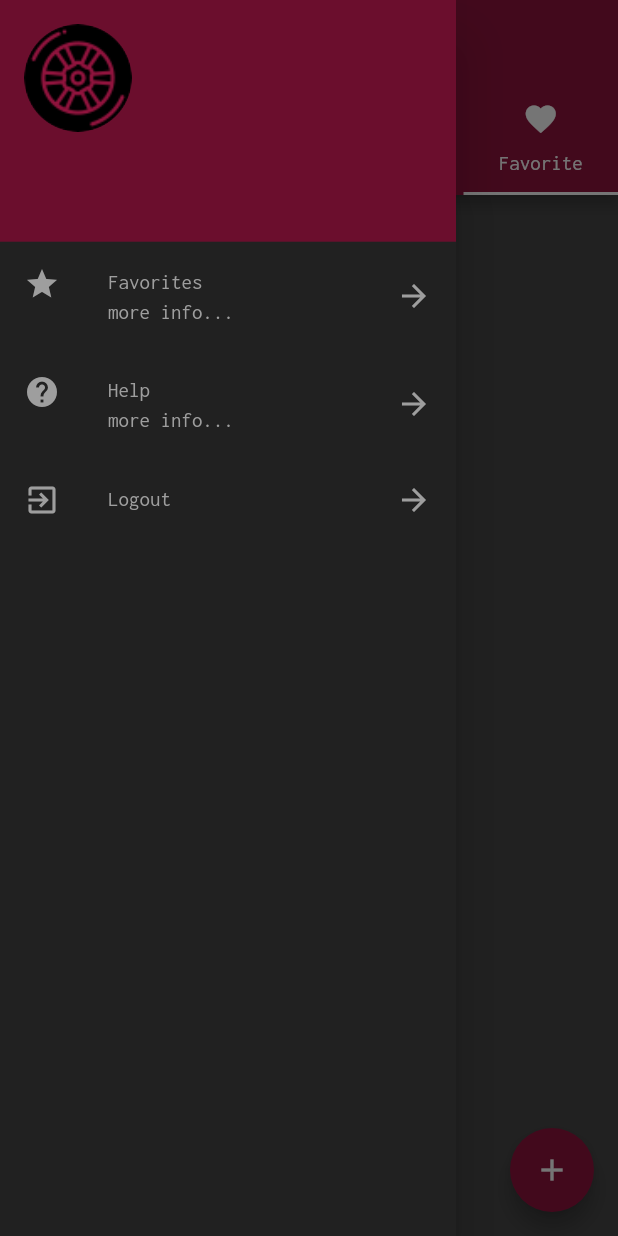
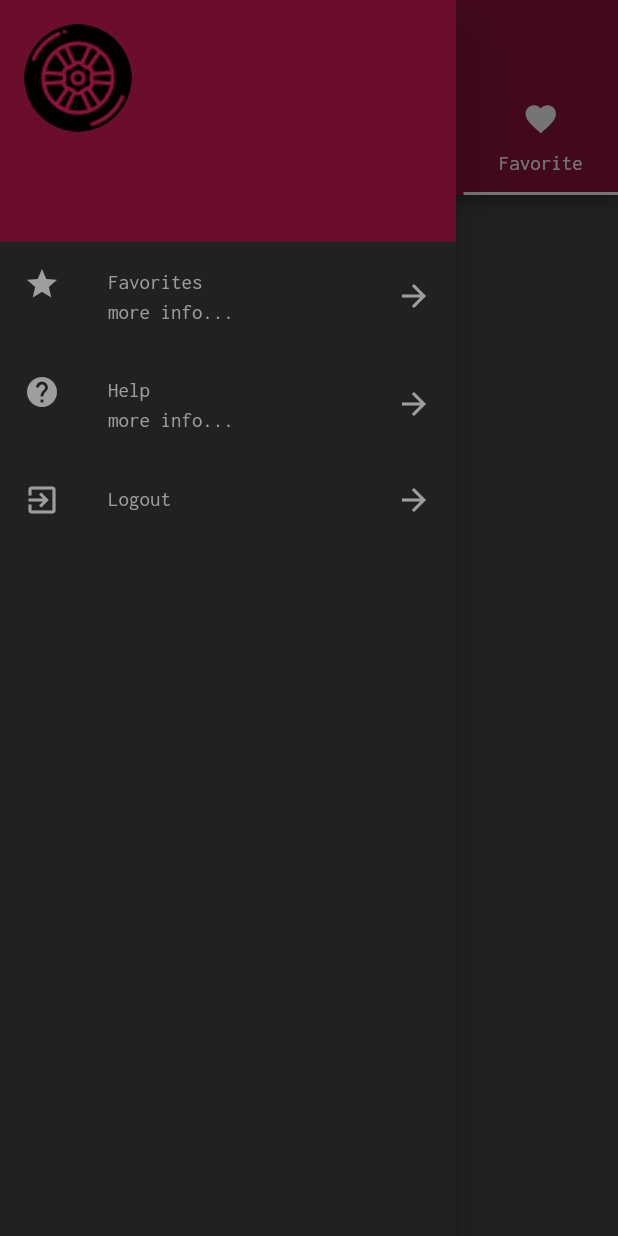
Before and after one commit to Cantinho/flutter-cars, a Flutter app: the HomePage screen opened directly, tab 4 chosen, with the side drawer open, on a phone screen of 412 x 824 dp. Run offline on Flutter 3.47's test engine with Material 2 defaults, Android fonts, the phone set to English and light mode, and no system bars; our stand-ins replace cached_network_image, connectivity, flutter_svg, shared_preferences, sqflite; accounts and stored records are empty.

Commit message:
hide add car button to non-admin users

```diff
--- a/flutter_cars/lib/app/pages/home/home_page.dart
+++ b/flutter_cars/lib/app/pages/home/home_page.dart
@@ -3,6 +3,8 @@ import 'package:flutter_cars/app/pages/car_form/car_form_page.dart';
 import 'package:flutter_cars/app/pages/favorite_car/favorite_cars_page.dart';
 import 'package:flutter_cars/app/pages/home/cars_page.dart';
 import 'package:flutter_cars/app/pages/home/drawer_list.dart';
+import 'package:flutter_cars/app/pages/home/home_page_bloc.dart';
+import 'package:flutter_cars/app/pages/login/user.dart';
 import 'package:flutter_cars/app/utils/app_colors.dart';
 import 'package:flutter_cars/app/utils/nav.dart';
 import 'package:flutter_cars/app/utils/prefs.dart';
@@ -16,11 +18,13 @@ class HomePage extends StatefulWidget {
 class _HomePageState extends State<HomePage>
     with SingleTickerProviderStateMixin<HomePage> {
   TabController _tabController;
+  HomePageBloc _homePageBloc = HomePageBloc();
 
   @override
   void initState() {
     super.initState();
     _initTabs();
+    _initUser();
   }
 
   _initTabs() async {
@@ -29,6 +33,10 @@ class _HomePageState extends State<HomePage>
     _tabController.addListener(() {
       Prefs.setInt("tabIdx", _tabController.index);
     });
+  }
+  //[ROLE_ADMIN]
+  _initUser() async {
+    _homePageBloc.fetchUser();
   }
 
   @override
@@ -76,10 +84,20 @@ class _HomePageState extends State<HomePage>
         ],
       ),
       drawer: DrawerList(),
-      floatingActionButton: FloatingActionButton(
-        child: Icon(Icons.add),
-        backgroundColor: blendedRed(),
-        onPressed: _onClickAddCar,
+      floatingActionButton: StreamBuilder<User>(
+        stream: _homePageBloc.stream,
+        builder: (context, snapshot) {
+          if(snapshot.hasData && snapshot.data != null && snapshot.data.roles.contains("ROLE_ADMIN")) {
+            return FloatingActionButton(
+              child: Icon(Icons.add),
+              backgroundColor: blendedRed(),
+              onPressed: _onClickAddCar,
+            );
+          } else {
+            return Container();
+          }
+
+        }
       ),
     );
   }
@@ -87,4 +105,10 @@ class _HomePageState extends State<HomePage>
   void _onClickAddCar() {
     push(context, CarFormPage());
   }
+
+  @override
+  void dispose() {
+    _homePageBloc.dispose();
+    super.dispose();
+  }
 }
--- /dev/null
+++ b/flutter_cars/lib/app/pages/home/home_page_bloc.dart
@@ -0,0 +1,24 @@
+
+
+import 'dart:async';
+import 'package:flutter_cars/app/pages/login/user.dart';
+import 'package:flutter_cars/app/utils/network.dart' as networkUtils;
+import 'package:flutter_cars/data/repositories/car_dao.dart';
+import 'package:flutter_cars/data/services/car_api.dart';
+import 'package:flutter_cars/data/repositories/car.dart';
+
+class HomePageBloc {
+
+  final _streamController = StreamController<User>();
+
+  Stream<User> get stream => _streamController.stream;
+
+  fetchUser() async {
+    final User user = await User.get();
+    _streamController.add(user);
+  }
+
+  void dispose() {
+    _streamController.close();
+  }
+}
```
